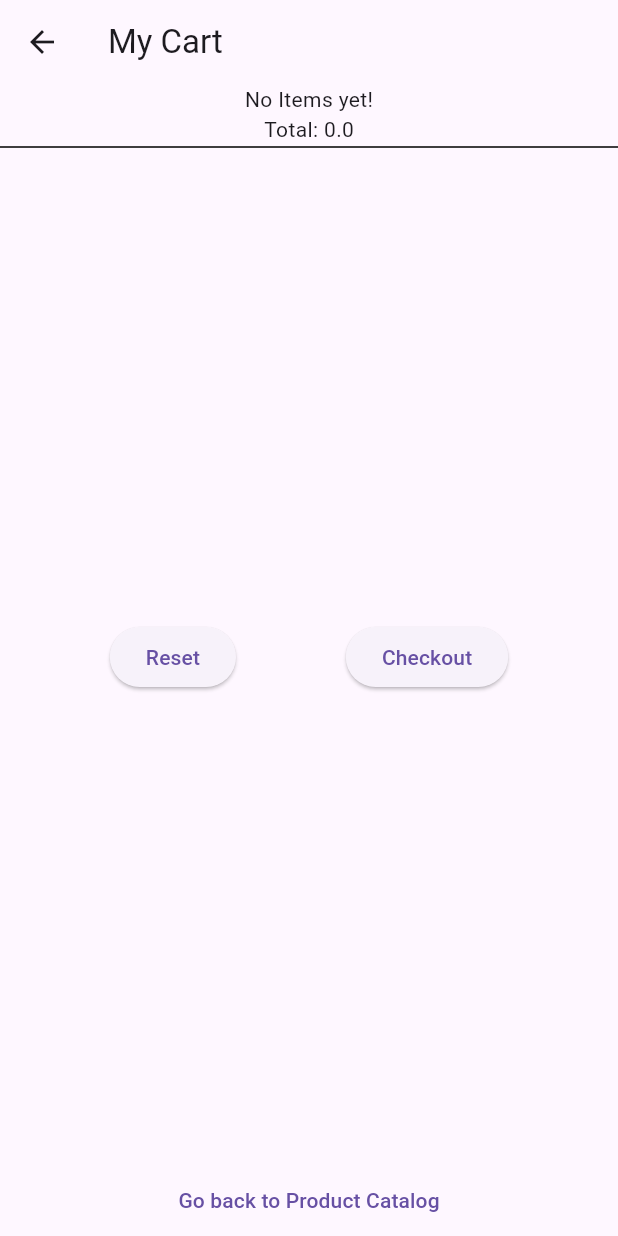
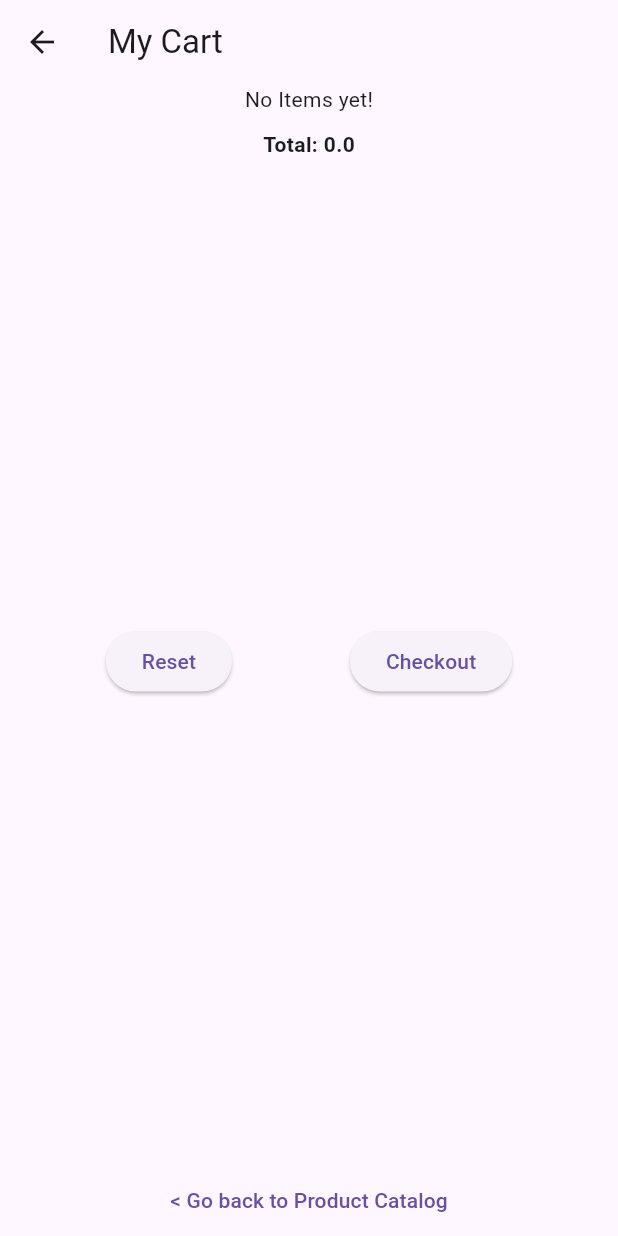
Before and after one commit to r-clarissa/exer-6-state-management-r-clarissa, a Flutter app: the screen it shows after launch, after a tap on the "shopping cart" icon, on a phone screen of 412 x 824 dp. Run offline on Flutter 3.47's test engine with Material 3 defaults, Android fonts, the phone set to English and light mode, and no system bars.

Commit message:
mycart styling

```diff
--- a/lib/screen/MyCart.dart
+++ b/lib/screen/MyCart.dart
@@ -16,8 +16,8 @@ class MyCart extends StatelessWidget {
         children: [
           // methods
           getItems(context),
+          const SizedBox(height: 10),
           computeCost(),
-          const Divider(height: 4, color: Colors.black),
           // buttons
           Flexible(
             child: Center(
@@ -25,18 +25,34 @@ class MyCart extends StatelessWidget {
                 mainAxisAlignment: MainAxisAlignment.spaceEvenly,
                 children: [
                   // reset button
-                  ElevatedButton(
+                  Padding(
+                    padding: const EdgeInsets.all(8.0),
+                    child: ElevatedButton(
                       onPressed: () {
                         context.read<ShoppingCart>().removeAll();
                       },
+                      style: ElevatedButton.styleFrom(
+                        shape: RoundedRectangleBorder(
+                          borderRadius: BorderRadius.circular(20.0),
+                        ),
+                      ),
                       child: const Text("Reset")
                     ),
+                  ),
                   // checkout button
-                  ElevatedButton(
+                  Padding(
+                    padding: const EdgeInsets.all(8.0),
+                    child: ElevatedButton(
                       onPressed: () {
                         Navigator.pushNamed(context, "/checkout");
                       },
+                      style: ElevatedButton.styleFrom(
+                        shape: RoundedRectangleBorder(
+                          borderRadius: BorderRadius.circular(20.0),
+                        ),
+                      ),
                       child: const Text("Checkout")
+                    ),
                   ),
                 ]
               )
@@ -44,7 +60,7 @@ class MyCart extends StatelessWidget {
           ),
           // return to /products button
           TextButton(
-            child: const Text("Go back to Product Catalog"),
+            child: const Text("< Go back to Product Catalog"),
             onPressed: () {
               Navigator.pushNamed(context, "/products");
             },
@@ -75,7 +91,7 @@ class MyCart extends StatelessWidget {
                       leading: const Icon(Icons.food_bank),
                       title: Text(products[index].name),
                       trailing: IconButton(
-                        icon: const Icon(Icons.delete),
+                        icon: const Icon(Icons.delete, color: Colors.pink),
                         onPressed: () {
                           productname = products[index].name;
                           context.read<ShoppingCart>().removeItem(productname);
@@ -107,7 +123,7 @@ class MyCart extends StatelessWidget {
   // gets the total amount of selected items in cart
   Widget computeCost() {
     return Consumer<ShoppingCart>(builder: (context, cart, child) {
-       return Text("Total: ${cart.cartTotal}");
+       return Text("Total: ${cart.cartTotal}", style: const TextStyle(fontWeight: FontWeight.bold));
     });
   }
 
--- a/lib/screen/MyCatalog.dart
+++ b/lib/screen/MyCatalog.dart
@@ -23,7 +23,7 @@ class _MyCatalogState extends State<MyCatalog> {
   Widget build(BuildContext context) {
     return Scaffold(
       appBar: AppBar(
-        title: Center(child: const Text("My Catalog")),
+        title: const Text("My Catalog"),
       ),
       body: ListView.builder(
         itemBuilder: (BuildContext context, int index) {
```
Lines whose indentation alone changed are shown as unchanged.
